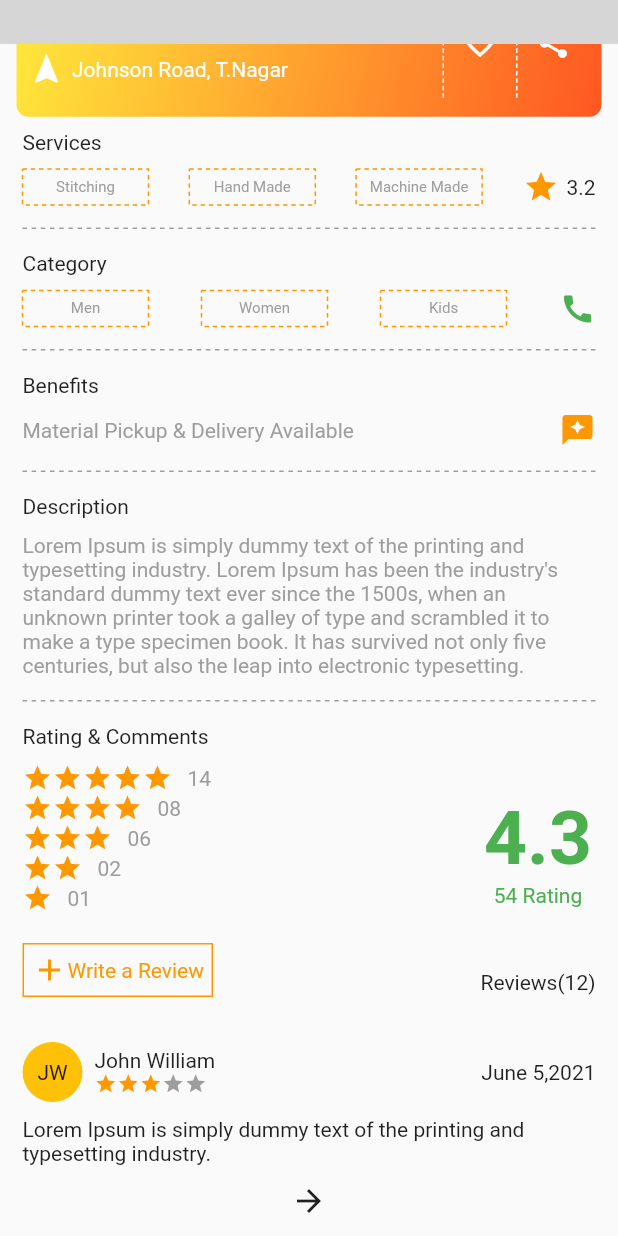
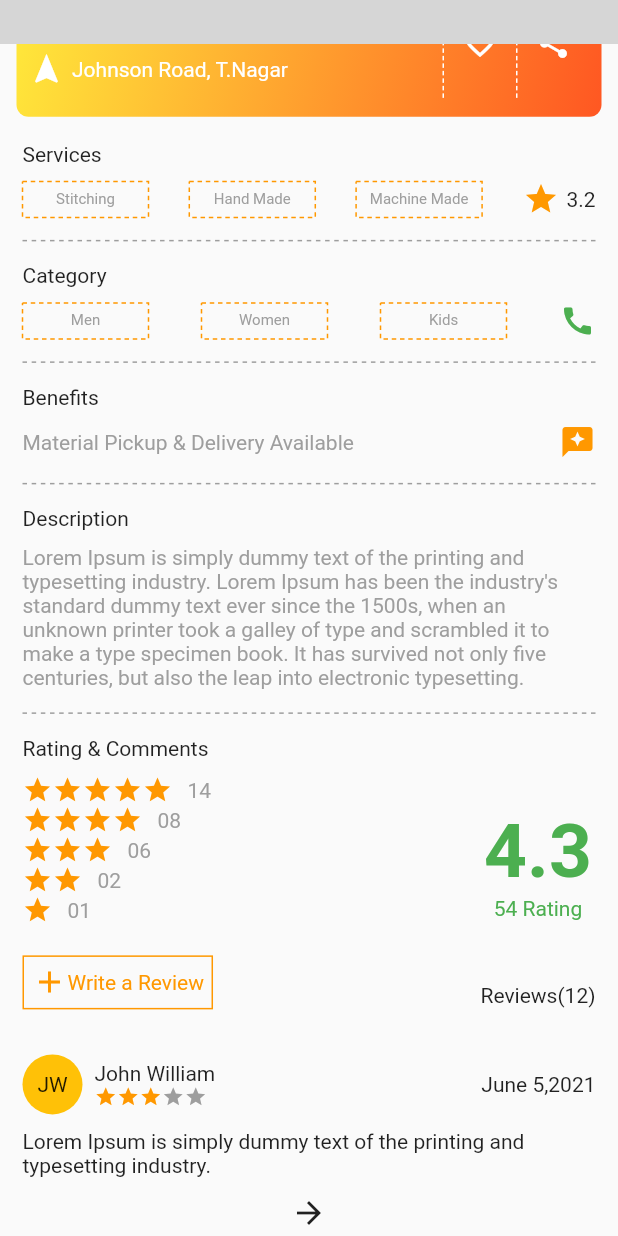
Before and after one commit to shabaad/Ecommerce-UI, a Flutter app: the screen it shows after launch, scrolled down 271 dp, on a phone screen of 412 x 824 dp. Run offline on Flutter 3.47's test engine with Material 2 defaults, Android fonts, the phone set to English and light mode, and no system bars; drawn by our look-alikes of dotted_border, dotted_line; network calls fail; grey boxes are pictures that could not be loaded.

Commit message:
Update shop_page.dart

```diff
--- a/lib/views/shop_page.dart
+++ b/lib/views/shop_page.dart
@@ -26,7 +26,7 @@ class ShopPage extends StatelessWidget {
                 children: [
                   ShopImages(),
                   SizedBox(
-                    height: screenSize.height * .07,
+                    height: screenSize.height * .08,
                   ),
                 ],
               ),
```
